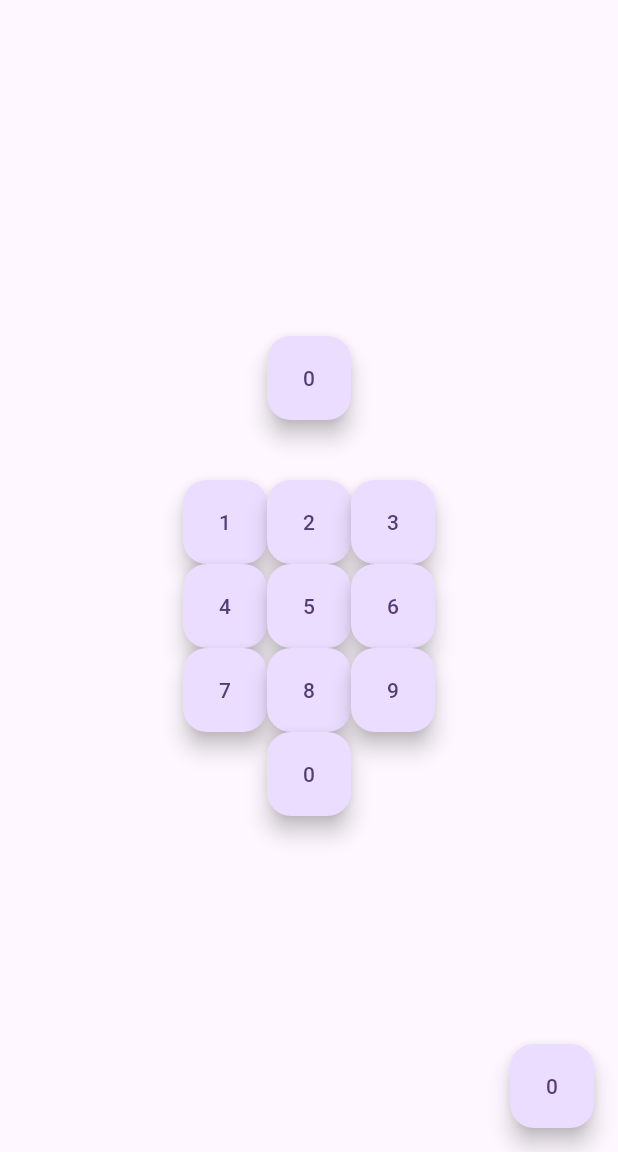
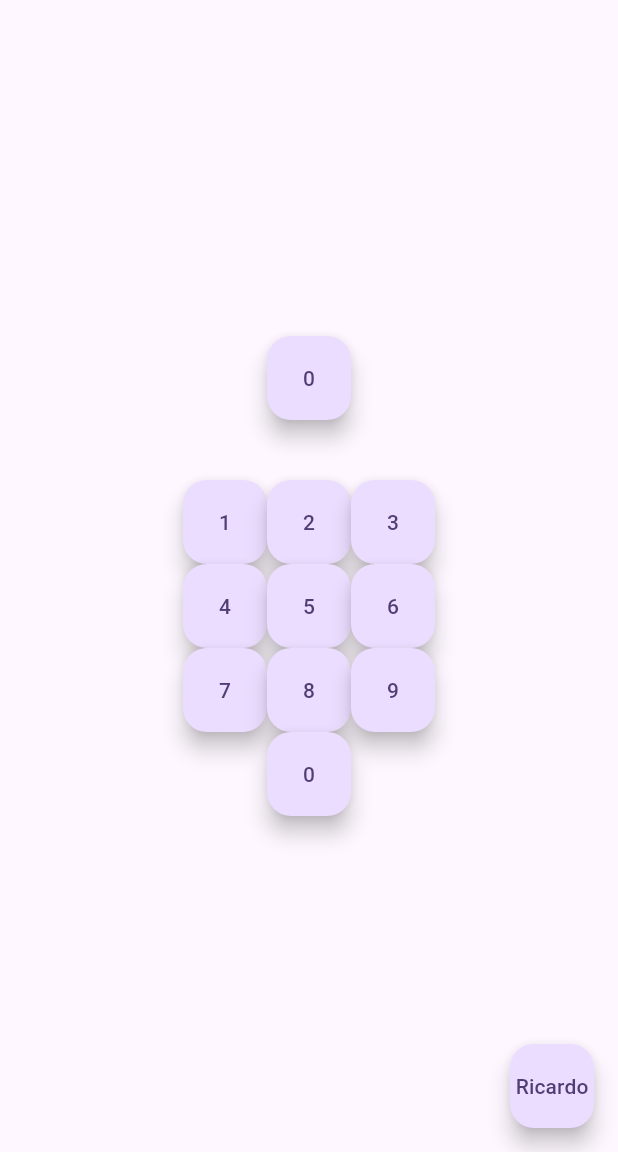
Before and after one commit to AndyReckt/flutter-eval-1, a Flutter app: the screen it shows after launch, on a phone screen of 412 x 824 dp, the part 84-1236 px from its top. Run offline on Flutter 3.47's test engine with Material 2 defaults, Android fonts, the phone set to English and light mode, and no system bars.

Commit message:
feat: some design changes

```diff
--- a/lib/composants/home.dart
+++ b/lib/composants/home.dart
@@ -26,8 +26,15 @@ class _HomeComponentState extends State<HomeComponent> {
     if (calc) {
       return Calc(numi: numi, changeNumber: changeNumber).get();
     } else {
-      return Image.network(
-          "https://media.tenor.com/JvArM7ZO5JIAAAAM/bavatogay-ricardo-milos.gif");
+      return const Scaffold(
+        body: Center(
+            child: Image(
+          image: NetworkImage(
+              "https://media.tenor.com/JvArM7ZO5JIAAAAM/bavatogay-ricardo-milos.gif"),
+          alignment: Alignment.center,
+          isAntiAlias: true,
+        )),
+      );
     }
   }
 
@@ -45,8 +52,8 @@ class _HomeComponentState extends State<HomeComponent> {
               isCalc = !isCalc;
             })
           },
-          tooltip: 'Increment',
-          child: Text(numi.toString()),
+          tooltip: 'Toggle',
+          child: !isCalc ? const Text("Calc") : const Text("Ricardo"),
         ));
   }
 }
```
